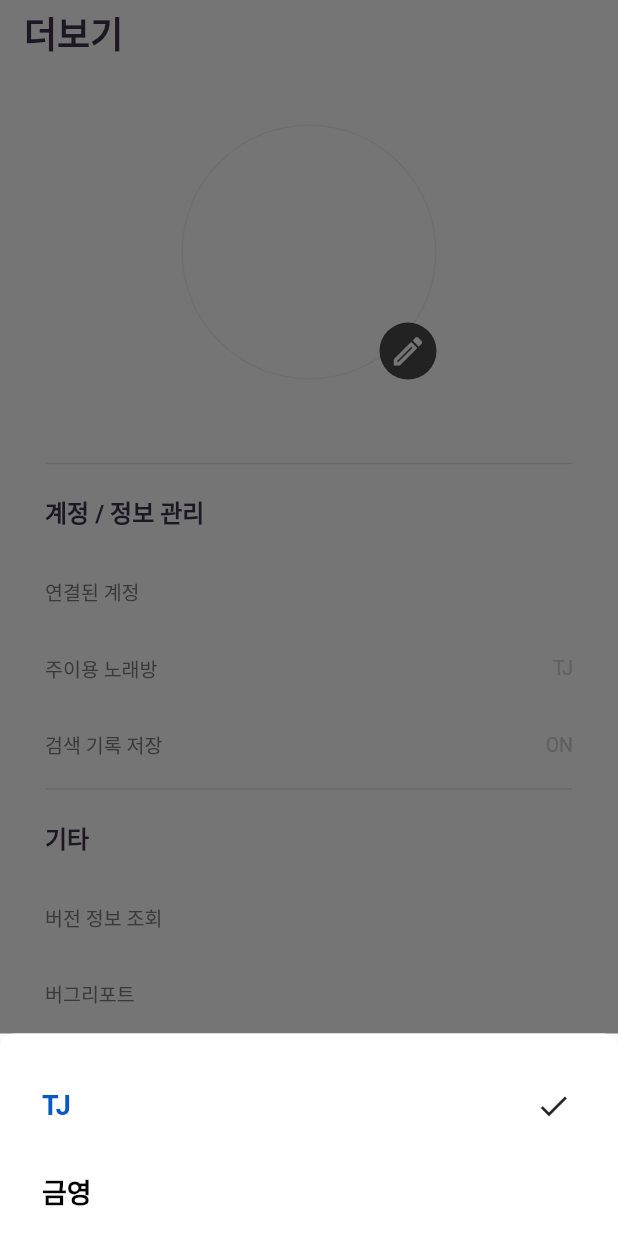
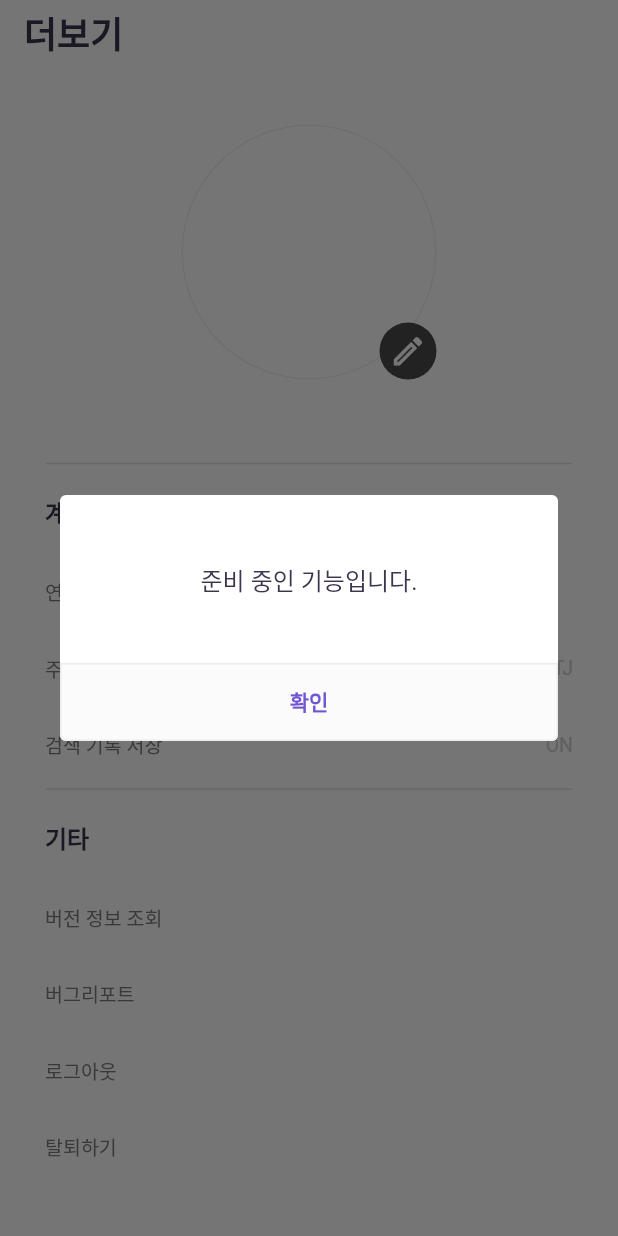
Before and after one commit to LiiNen/vocalist-app, a Flutter app: the SettingView screen opened directly, after a tap on "주이용 노래방", on a phone screen of 412 x 824 dp. Run offline on Flutter 3.47's test engine with Material 2 defaults, Android fonts, the phone set to English and light mode, and no system bars; our stand-ins replace firebase_auth, firebase_core, flutter_signin_button, flutter_svg, fluttertoast, google_sign_in and 2 more; missing offline and left inert: emoji_picker; accounts and stored records are empty; network calls fail; Roboto replaces fonts that are missing (NotoSansCJKKR); project files that could hold a hidden picture were left out.

Commit message:
Modify designs of curation, button

```diff
--- a/lib/collections/statelessWidget.dart
+++ b/lib/collections/statelessWidget.dart
@@ -195,9 +195,9 @@ additionalButton({required String title, dynamic callback}) {
       width: 48, height: 21,
       decoration: BoxDecoration(
         borderRadius: BorderRadius.all(Radius.circular(11)),
-        color: Color(0xfff6c873),
+        color: Color(0xff8b63ff),
       ),
-      child: Center(child: Text(title, style: textStyle(weight: 500, size: 10.0)))
+      child: Center(child: Text(title, style: textStyle(color: Colors.white, weight: 500, size: 10.0), textAlign: TextAlign.center))
     )
   );
 }
--- a/lib/mainNavView/homeView/homeCurationContainer.dart
+++ b/lib/mainNavView/homeView/homeCurationContainer.dart
@@ -73,7 +73,7 @@ class _HomeCurationContainer extends State<HomeCurationContainer> {
     return GestureDetector(
       behavior: HitTestBehavior.translucent,
       onTap: () {
-        navigatorPush(context: context, widget: RecResultView(title: '${suggestionCurationList[index]['title']}', curationId: suggestionCurationList[index]['id']));
+        navigatorPush(context: context, widget: RecResultView(title: '${suggestionCurationList[index]['title']}', curationId: suggestionCurationList[index]['id'], curationContent: suggestionCurationList[index]['content']));
       },
       child: Container(
         margin: EdgeInsets.only(top: 10, bottom: 40),
--- a/lib/mainNavView/settingView/settingView.dart
+++ b/lib/mainNavView/settingView/settingView.dart
@@ -78,7 +78,7 @@ class _SettingView extends State<SettingView> {
               lineDivider(context: context),
               _titleBox('계정 / 정보 관리'),
               buttonContainer(context: context, callback: null, title: '연결된 계정', rightItem: Text(userInfo.email, style: textStyle(color: Color(0xffd1d1d1), weight: 400, size: 13.0),)),
-              buttonContainer(context: context, callback: _karaokeChange, title: '주이용 노래방', rightItem: Text(_karaoke, style: textStyle(color: Color(0xffd1d1d1), weight: 400, size: 13.0),)),
+              buttonContainer(context: context, callback: _karaokeChangeFalse, title: '주이용 노래방', rightItem: Text(_karaoke, style: textStyle(color: Color(0xffd1d1d1), weight: 400, size: 13.0),)),
               buttonContainer(context: context, callback: null, title: '검색 기록 저장', rightItem: Text('ON', style: textStyle(color: Color(0xffd1d1d1), weight: 400, size: 13.0),)),
               // buttonContainer(context: context, callback: null, title: '이용 약관'),
               // buttonContainer(context: context, callback: null, title: '개인정보 취급 방침'),
@@ -150,6 +150,14 @@ class _SettingView extends State<SettingView> {
       width: MediaQuery.of(context).size.width,
       child: Text(title, style: textStyle(weight: 700, size: 16.0)),
     );
+  }
+
+  _karaokeChangeFalse() {
+    showConfirmDialog(context, ConfirmDialog(
+      title: '준비 중인 기능입니다.',
+      positiveAction: null, negativeAction: null,
+      confirmAction: () {},
+    ));
   }
 
   _karaokeChange() {
```
Also changed, not shown: lib/loginView/signUpConfirmView.dart (added, +14 -0 lines), lib/mainNavView/homeView/recResultView.dart (+26 -4 lines), 1 other file.
